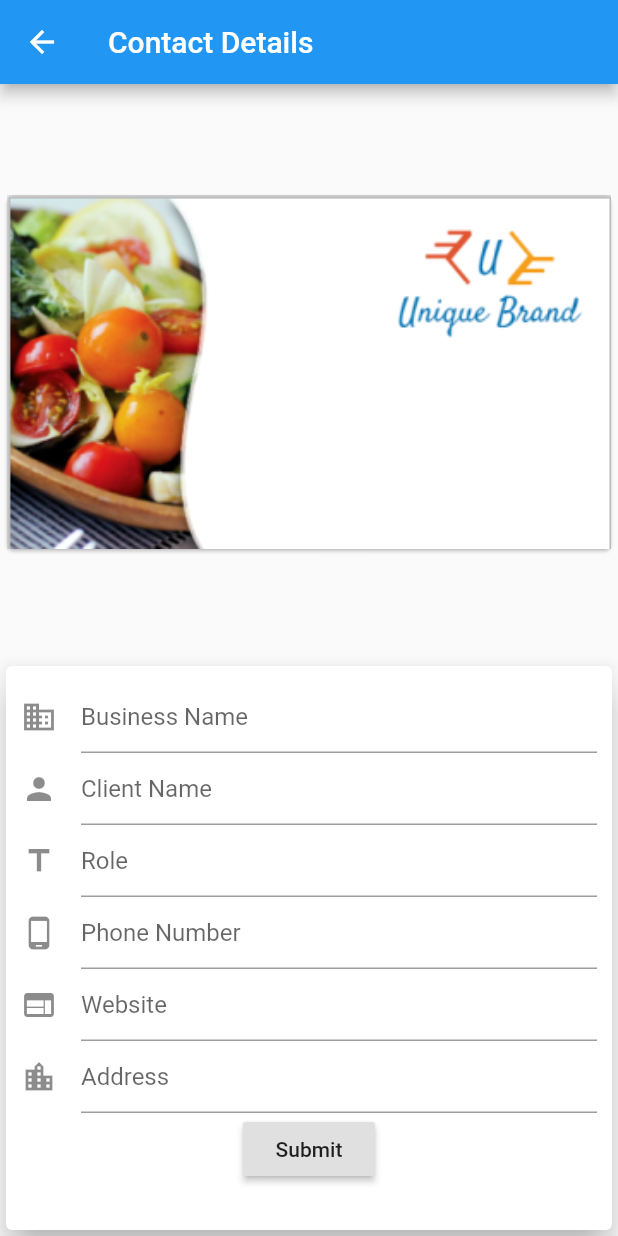
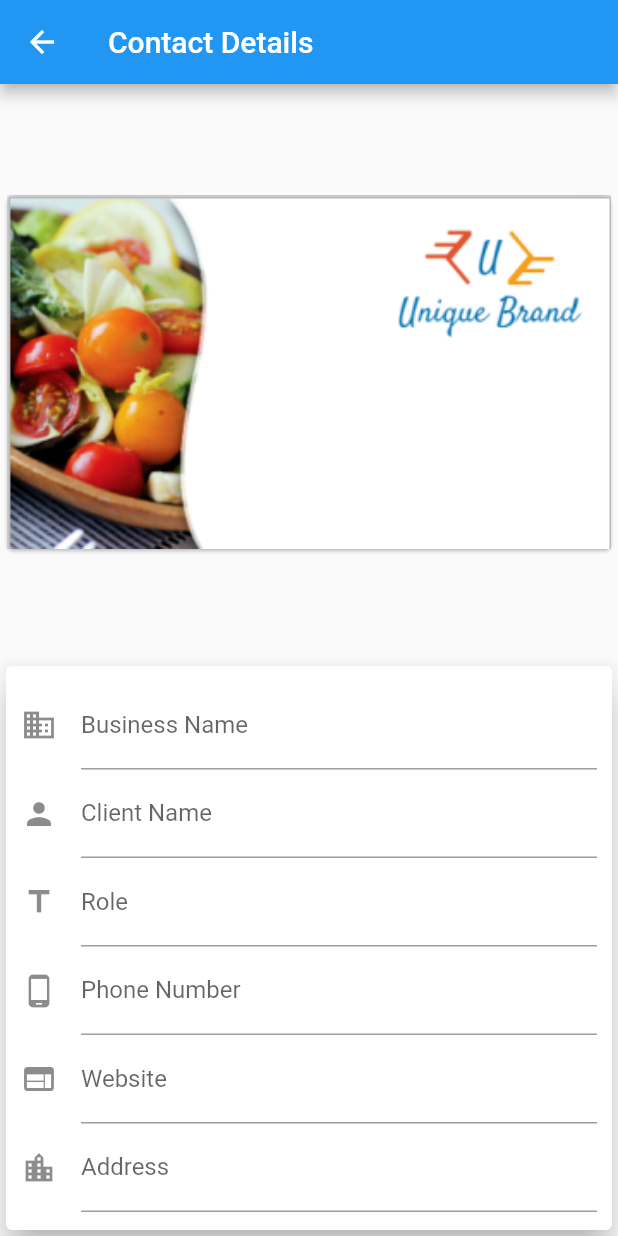
Before and after one commit to KelvinSajere/QuickSnap, a Flutter app: the ContactPage screen opened directly, on a phone screen of 412 x 824 dp. Run offline on Flutter 3.47's test engine with Material 2 defaults, Android fonts, the phone set to English and light mode, and no system bars; our stand-ins replace camera.

```diff
--- a/lib/CRUD_Contact.dart/contact_page.dart
+++ b/lib/CRUD_Contact.dart/contact_page.dart
@@ -42,27 +42,27 @@ class BusinessCardForm extends StatelessWidget {
             children: <Widget>[
               TextFormField(
                 decoration: InputDecoration(
-                    hintText: "Business Name", icon: Icon(Icons.business)),
+                    labelText: "Business Name", icon: Icon(Icons.business)),
               ),
               TextFormField(
                 decoration: InputDecoration(
-                    hintText: "Client Name", icon: Icon(Icons.person)),
+                    labelText: "Client Name", icon: Icon(Icons.person)),
               ),
               TextFormField(
                 decoration:
-                    InputDecoration(hintText: "Role", icon: Icon(Icons.title)),
+                    InputDecoration(labelText: "Role", icon: Icon(Icons.title)),
               ),
               TextFormField(
                 decoration: InputDecoration(
-                    hintText: "Phone Number", icon: Icon(Icons.phone_android)),
-              ),
-              TextFormField(
-                decoration:
-                    InputDecoration(hintText: "Website", icon: Icon(Icons.web)),
+                    labelText: "Phone Number", icon: Icon(Icons.phone_android)),
               ),
               TextFormField(
                 decoration: InputDecoration(
-                    hintText: "Address", icon: Icon(Icons.location_city)),
+                    labelText: "Website", icon: Icon(Icons.web)),
+              ),
+              TextFormField(
+                decoration: InputDecoration(
+                    icon: Icon(Icons.location_city), labelText: "Address"),
               ),
               Center(
                 child: RaisedButton(
```
